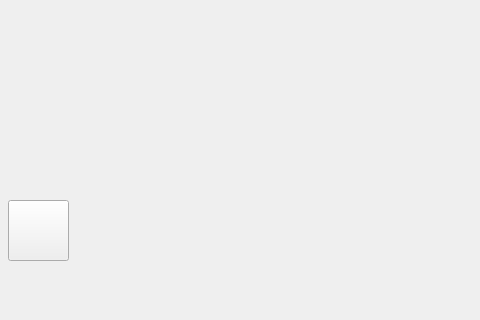
The window that gui/page_2.ui (AppleAffy/snake) describes before a commit, drawn with Qt 5; both pictures show x 372 to 852 and y 370 to 690 of the 852 by 690 pixel window.
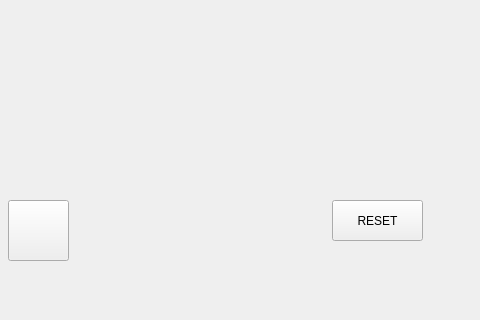
The same window after the commit. Icons and pictures are not drawn.

```diff
--- a/gui/page_2.ui
+++ b/gui/page_2.ui
@@ -96,6 +96,19 @@
      <string/>
     </property>
    </widget>
+   <widget class="QPushButton" name="btn_reset">
+    <property name="geometry">
+     <rect>
+      <x>704</x>
+      <y>570</y>
+      <width>91</width>
+      <height>41</height>
+     </rect>
+    </property>
+    <property name="text">
+     <string>RESET</string>
+    </property>
+   </widget>
   </widget>
  </widget>
  <resources/>
```
Left out of the diff: 17 changed lines with no effect on the pictures.
